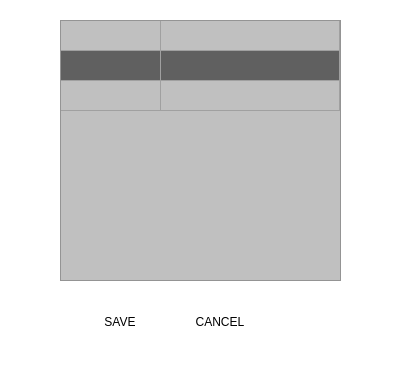
The window that editsouvenir.ui (Decycle/Project2) describes before a commit, drawn with Qt 5.
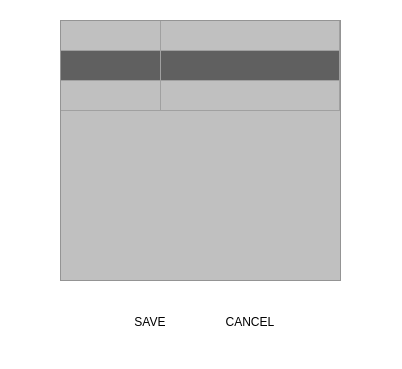
The same window after the commit.

```diff
--- a/editsouvenir.ui
+++ b/editsouvenir.ui
@@ -98,7 +98,7 @@
   <widget class="QPushButton" name="saveBtn">
    <property name="geometry">
     <rect>
-     <x>80</x>
+     <x>110</x>
      <y>310</y>
      <width>80</width>
      <height>24</height>
@@ -114,7 +114,7 @@
   <widget class="QPushButton" name="cancelBtn">
    <property name="geometry">
     <rect>
-     <x>180</x>
+     <x>210</x>
      <y>310</y>
      <width>80</width>
      <height>24</height>
```
